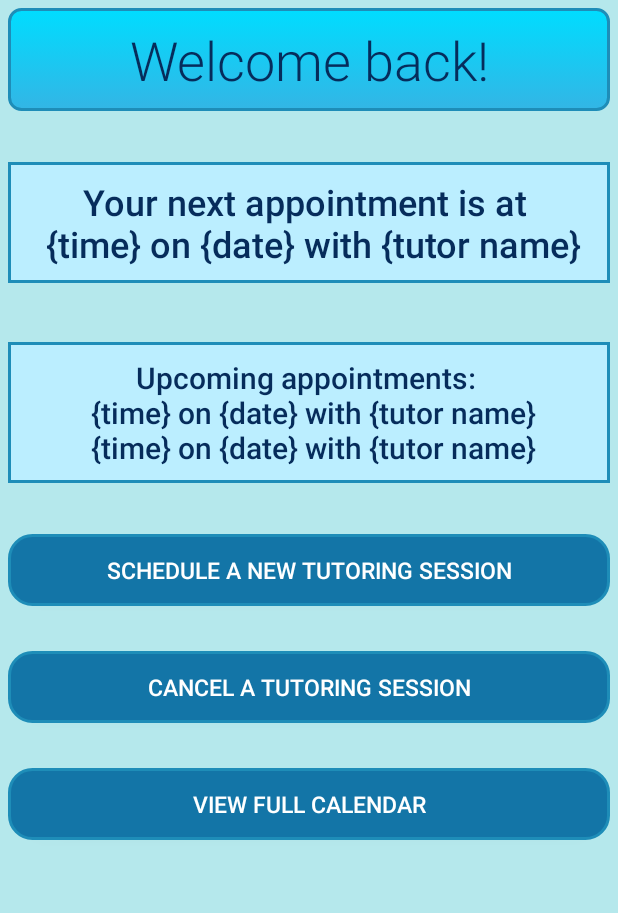
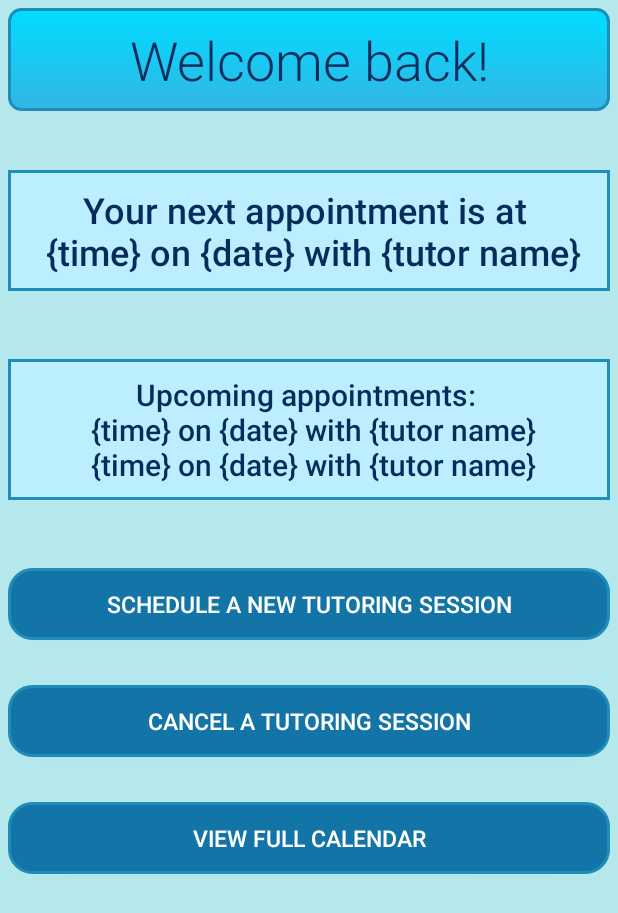
Before and after one commit to DanukGOAT/Android_Apps4Good, an Android app: the StudentHome screen opened directly, with no data from a screen before it, on a phone screen of 412 x 824 dp. Shown: the top 913 px of the screen. Run offline under Robolectric (Android 15) with nearby library versions, the phone set to English and light mode, and no system bars.

Commit message:


```diff
--- a/app/src/main/res/layout/activity_student_home.xml
+++ b/app/src/main/res/layout/activity_student_home.xml
@@ -39,14 +39,14 @@
             android:id="@+id/NextApp"
             android:layout_width="match_parent"
             android:layout_height="wrap_content"
-            android:layout_marginBottom="4dp"
+            android:layout_marginBottom="10sp"
             android:background="@drawable/bg_medtext"
             android:gravity="center"
             android:paddingLeft="6sp"
             android:paddingTop="10sp"
             android:paddingRight="6sp"
             android:paddingBottom="10sp"
-            android:layout_marginTop="30sp"
+            android:layout_marginTop="35sp"
             android:text="@string/studentNextTime"
             android:textColor="#062C5B"
             android:textSize="24sp"
@@ -56,7 +56,7 @@
             android:id="@+id/ComingApps"
             android:layout_width="match_parent"
             android:layout_height="wrap_content"
-            android:layout_marginBottom="4dp"
+            android:layout_marginBottom="10sp"
             android:background="@drawable/bg_medtext"
             android:gravity="center"
             android:paddingLeft="6sp"
@@ -75,7 +75,7 @@
             android:layout_height="wrap_content"
             android:text="@string/scheduleSession"
             android:background="@drawable/bg_button"
-            android:layout_marginTop="30dp"
+            android:layout_marginTop="35sp"
             android:textColor="#FFFFFF"
             android:textSize="15sp"/>
 
```
